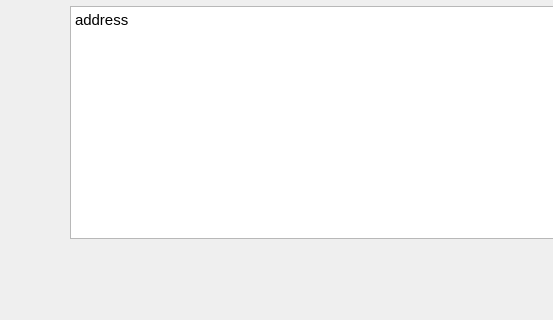
JaredFA363/Cargo-E-MarketPlace, file QTSDI/forms/cargoregdialog.ui: the form before one commit; both pictures show x 0 to 553 and y 262 to 582 of the 856 by 582 pixel window.
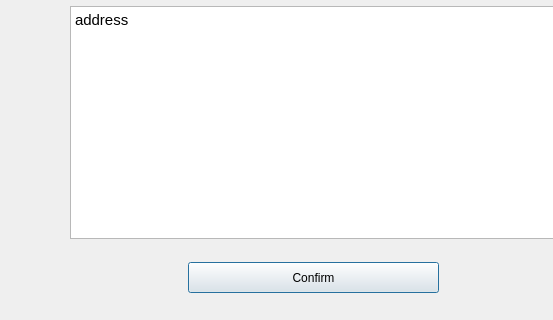
The form after the commit.

Commit message: CReated functional buttons in main window

```diff
--- a/QTSDI/forms/cargoregdialog.ui
+++ b/QTSDI/forms/cargoregdialog.ui
@@ -91,6 +91,19 @@
     </item>
    </layout>
   </widget>
+  <widget class="QPushButton" name="Confirm">
+   <property name="geometry">
+    <rect>
+     <x>188</x>
+     <y>524</y>
+     <width>251</width>
+     <height>31</height>
+    </rect>
+   </property>
+   <property name="text">
+    <string>Confirm</string>
+   </property>
+  </widget>
  </widget>
  <resources/>
  <connections/>
```
Left out of the diff: 14 changed lines with no effect on the pictures. The commit also changes 10 other files.
